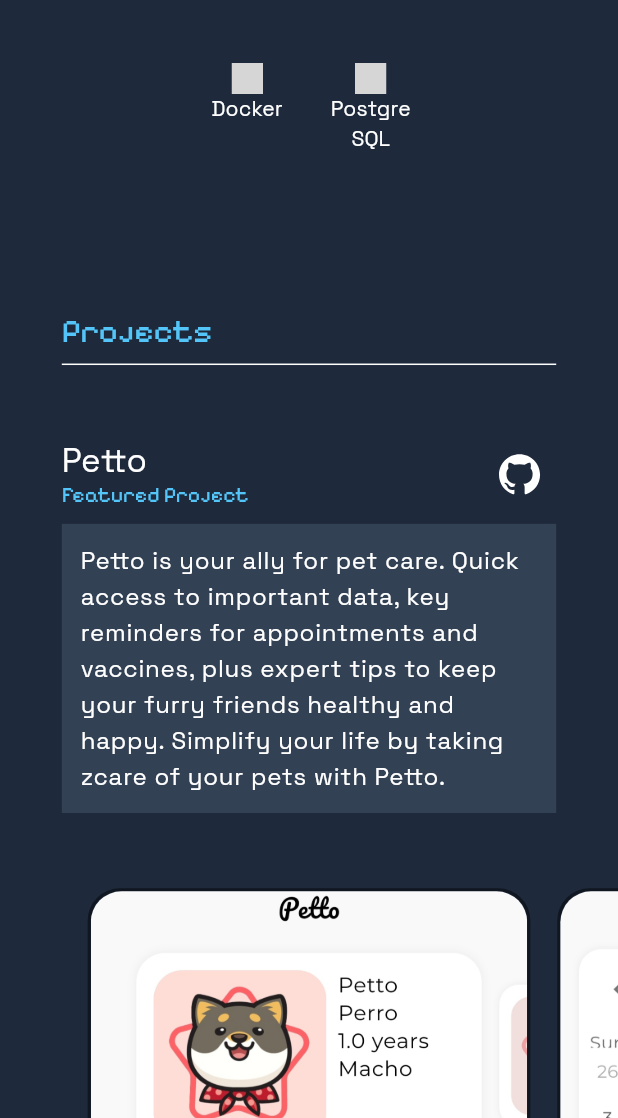
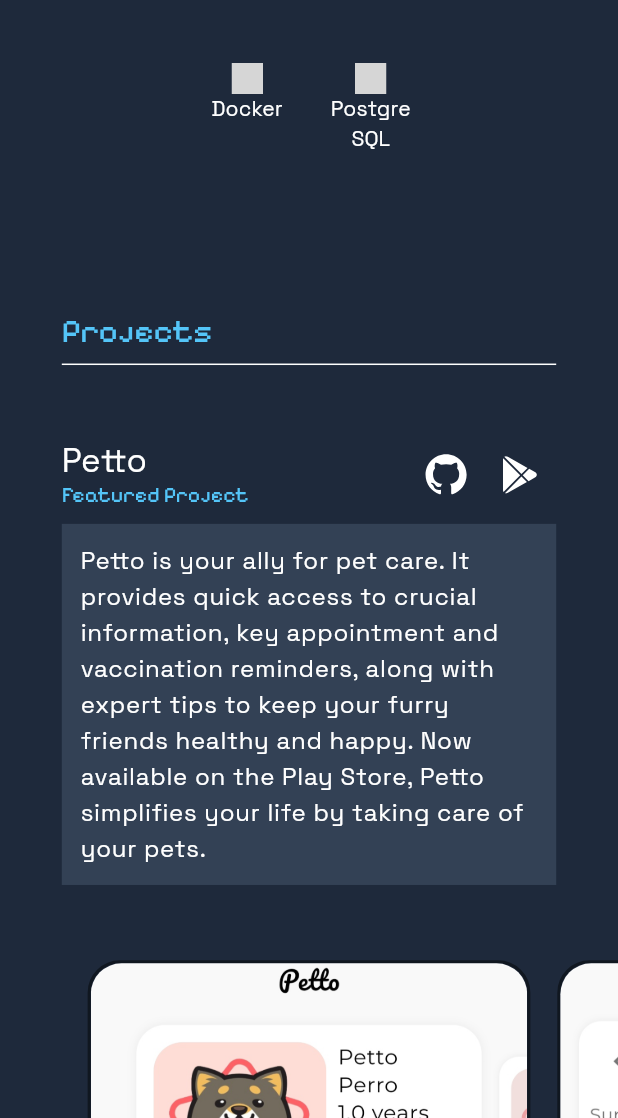
Before and after one commit to KamiloChinome/portfolio, a Flutter app: the screen it shows after launch, scrolled down 576 dp, on a phone screen of 412 x 824 dp, the part 118-1236 px from its top. Run offline on Flutter 3.47's test engine with Material 3 defaults, Android fonts, the phone set to English and light mode, and no system bars; our stand-ins replace animated_text_kit, flutter_animate, go_router, icons_plus, responsive_builder, shared_preferences; generated files the repository leaves out were written again; grey boxes are pictures that could not be loaded.

Commit message:
petto in play store update

```diff
--- a/lib/UI/screens/home/desktop_home.dart
+++ b/lib/UI/screens/home/desktop_home.dart
@@ -172,6 +172,7 @@
             description: AppLocalizations.of(context)!.pettoDescription,
             skills: const ['', 'Flutter', 'Dart', 'Firebase', 'Git', 'SOLID', 'Clean Arquitecture'],
             githubOnTap: () => launchURL('https://github.com/PettoORG/petto_app'),
+            playStoreOnTap: () => launchURL('https://play.google.com/store/apps/details?id=com.petto.app'),
           ),
           SizedBox(height: height * .3),
           DesktopProyect(
--- a/lib/UI/screens/home/mobile_home.dart
+++ b/lib/UI/screens/home/mobile_home.dart
@@ -333,6 +333,7 @@
           description: AppLocalizations.of(context)!.pettoDescription,
           skills: const ['Flutter', 'Dart', 'Firebase', 'Git', 'SOLID', 'Clean Arquitecture'],
           githubOnTap: () => launchURL('https://github.com/PettoORG/petto_app'),
+          playStoreOnTap: () => launchURL('https://play.google.com/store/apps/details?id=com.petto.app'),
         ),
         SizedBox(height: height * .05),
         MobileProyect(
--- a/lib/UI/widgets/proyect.dart
+++ b/lib/UI/widgets/proyect.dart
@@ -11,6 +11,7 @@
     required this.description,
     required this.skills,
     this.githubOnTap,
+    this.playStoreOnTap,
     this.linkOnTap,
   });
 
@@ -20,6 +21,7 @@
   final List<String> skills;
   final Function()? githubOnTap;
   final Function()? linkOnTap;
+  final Function()? playStoreOnTap;
 
   @override
   Widget build(BuildContext context) {
@@ -76,6 +78,9 @@
                   (linkOnTap != null)
                       ? SharedIconButton(icon: BoxIcons.bx_link_external, onTap: linkOnTap)
                       : Container(),
+                  (playStoreOnTap != null)
+                      ? SharedIconButton(icon: BoxIcons.bxl_play_store, onTap: playStoreOnTap)
+                      : Container(),
                 ],
               ),
               ...List.generate(
@@ -97,6 +102,7 @@
   final List<String> skills;
   final Function()? githubOnTap;
   final Function()? linkOnTap;
+  final Function()? playStoreOnTap;
   const MobileProyect(
       {super.key,
       required this.assetImages,
@@ -104,6 +110,7 @@
       required this.description,
       required this.skills,
       this.githubOnTap,
+      this.playStoreOnTap,
       this.linkOnTap});
 
   @override
@@ -142,6 +149,9 @@
                   SharedIconButton(icon: BoxIcons.bxl_github, onTap: githubOnTap),
                   (linkOnTap != null)
                       ? SharedIconButton(icon: BoxIcons.bx_link_external, onTap: linkOnTap)
+                      : Container(),
+                  (playStoreOnTap != null)
+                      ? SharedIconButton(icon: BoxIcons.bxl_play_store, onTap: playStoreOnTap)
                       : Container(),
                 ],
               ),
--- a/lib/l10n/app_en.arb
+++ b/lib/l10n/app_en.arb
@@ -24,7 +24,7 @@
     "resume": "Resume",
     "kamiloChinome": "Kamilo Chinome",
     "helloMyNameIs": "Hello, my name is",
-     "pettoDescription": "Petto is your ally for pet care. Quick access to important data, key reminders for appointments and vaccines, plus expert tips to keep your furry friends healthy and happy. Simplify your life by taking zcare of your pets with Petto.",
+     "pettoDescription": "Petto is your ally for pet care. It provides quick access to crucial information, key appointment and vaccination reminders, along with expert tips to keep your furry friends healthy and happy. Now available on the Play Store, Petto simplifies your life by taking care of your pets.",
     "legalProcessInterface": "A user interface developed to learn and practice Flutter. Although it doesn't have active functionality yet, it demonstrates an intuitive interface for managing legal processes. Explore its elegant design and future potential!",
     "movieAppDescription": "Explore upcoming movies, ones currently in theaters, and the most popular ones, all at your fingertips. Search any movie, add it to your favorites, and enjoy a personalized cinematic experience. Your window to the seventh art in one app!",
     "iAmFlutterDeveloper": "Flutter developer",
--- a/lib/l10n/app_es.arb
+++ b/lib/l10n/app_es.arb
@@ -25,7 +25,7 @@
     "projects": "Proyectos",
     "skills": "Habilidades",
     "iAmFlutterDeveloper": "Desarrollador Flutter",
-     "pettoDescription": "Petto es tu aliado para el cuidado de mascotas. Acceso rápido a datos importantes, recordatorios clave para citas y vacunas, además de consejos expertos para mantener a tus amigos peludos sanos y felices. Simplifica tu vida cuidando a tus mascotas con Petto.",
+     "pettoDescription": "Petto es tu aliado para el cuidado de mascotas. Ofrece acceso rápido a datos importantes, recordatorios clave de citas y vacunas, además de consejos de expertos para mantener a tus amigos peludos sanos y felices. Ya disponible en Play Store, Petto simplifica tu vida al cuidar de tus mascotas.",
     "legalProcessInterface": "Una interfaz de usuario desarrollada para aprender y practicar Flutter. Aunque aún no tiene funcionalidad activa, demuestra una interfaz intuitiva para gestionar procesos legales. ¡Explora su diseño elegante y potencial futuro!",
      "movieAppDescription": "Explora las películas que están por llegar, las que están actualmente en cartelera y las más populares, todo al alcance de tu mano. Busca cualquier película, agrégala a tus favoritos y disfruta de una experiencia cinematográfica personalizada. ¡Tu ventana al séptimo arte en una sola app!",
     "aboutMe": "Desarrollo aplicaciones atractivas, intuitivas y de alta calidad."
```
Also changed, not shown: pubspec.yaml (+4 -5 lines), pubspec.lock, 1 other file.
